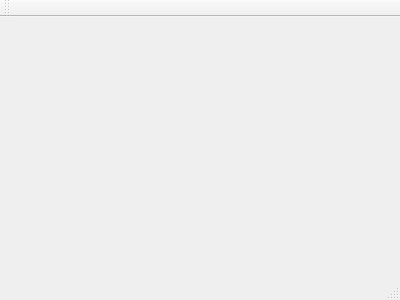
Old version of the form mainwindow.ui in the repository eadan97/estructuras2.
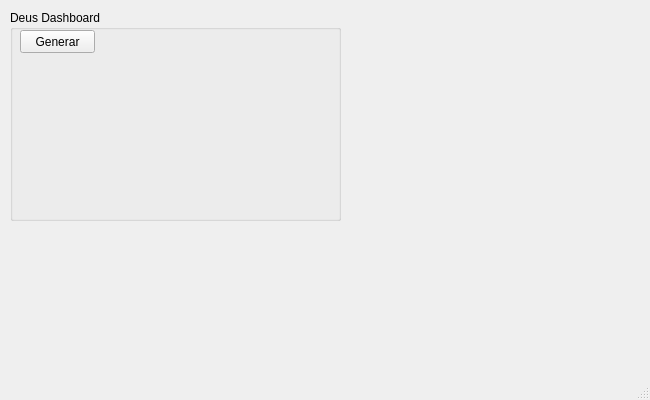
New version of the form.

What changed in the file:
```diff
--- a/mainwindow.ui
+++ b/mainwindow.ui
@@ -1,24 +1,48 @@
 <ui version="4.0">
  <class>MainWindow</class>
- <widget class="QMainWindow" name="MainWindow" >
-  <property name="geometry" >
+ <widget class="QMainWindow" name="MainWindow">
+  <property name="geometry">
    <rect>
     <x>0</x>
     <y>0</y>
-    <width>400</width>
-    <height>300</height>
+    <width>650</width>
+    <height>400</height>
    </rect>
   </property>
   <property name="windowTitle" >
    <string>MainWindow</string>
   </property>
-  <widget class="QMenuBar" name="menuBar" />
-  <widget class="QToolBar" name="mainToolBar" />
-  <widget class="QWidget" name="centralWidget" />
-  <widget class="QStatusBar" name="statusBar" />
+  <widget class="QWidget" name="centralWidget">
+   <widget class="QGroupBox" name="groupBox">
+    <property name="geometry">
+     <rect>
+      <x>10</x>
+      <y>10</y>
+      <width>331</width>
+      <height>211</height>
+     </rect>
+    </property>
+    <property name="title">
+     <string>Deus Dashboard</string>
+    </property>
+    <widget class="QPushButton" name="pushButton">
+     <property name="geometry">
+      <rect>
+       <x>10</x>
+       <y>20</y>
+       <width>75</width>
+       <height>23</height>
+      </rect>
+     </property>
+     <property name="text">
+      <string>Generar</string>
+     </property>
+    </widget>
+   </widget>
+  </widget>
+  <widget class="QStatusBar" name="statusBar"/>
  </widget>
- <layoutDefault spacing="6" margin="11" />
- <pixmapfunction></pixmapfunction>
+ <layoutdefault spacing="6" margin="11"/>
  <resources/>
  <connections/>
 </ui>
```
Left out of the diff: 3 changed lines with no effect on the pictures.
